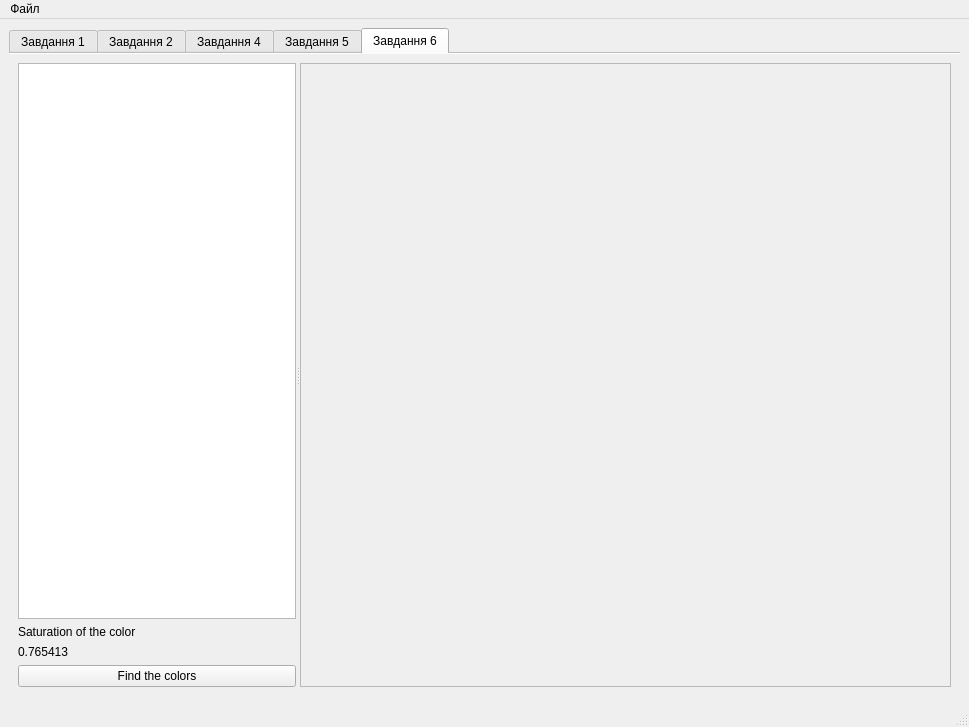
Before: the Qt Designer form main/main.ui in felkost/ImageTrick, drawn with Qt 5.
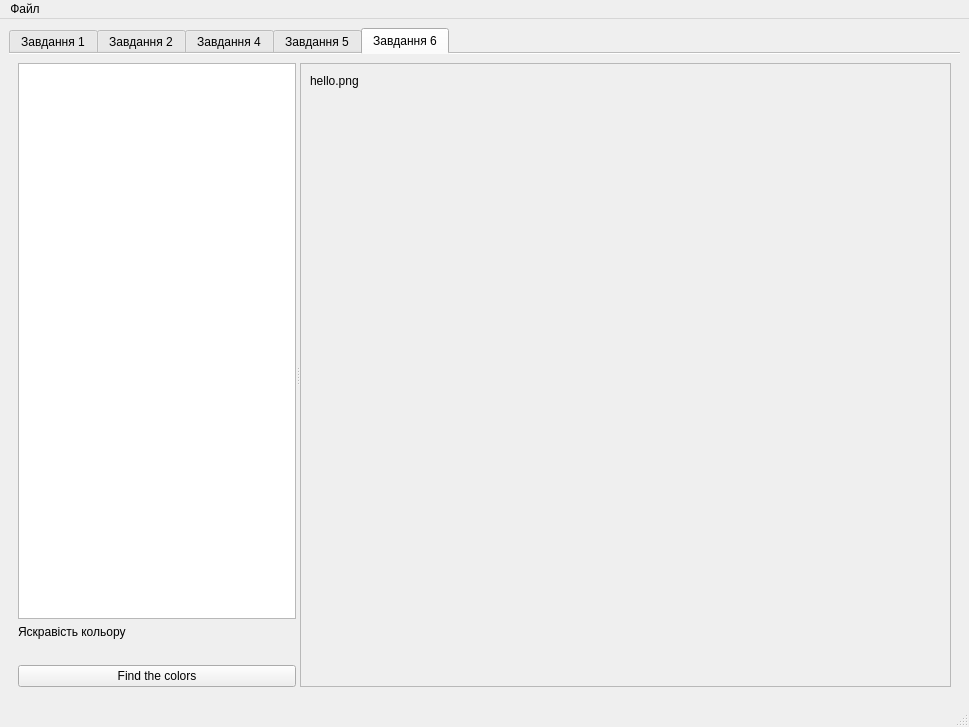
After: the same form once the commit is applied. The open tabs and pages were chosen to show the change.

What changed in the file:
```diff
--- a/main/main.ui
+++ b/main/main.ui
@@ -733,14 +733,14 @@
             <item>
              <widget class="QLabel" name="saturationLabel">
               <property name="text">
-               <string>Saturation of the color</string>
+               <string>Яскравість кольору</string>
               </property>
              </widget>
             </item>
             <item>
              <widget class="QLabel" name="saturationMeasure">
               <property name="text">
-               <string>0.765413</string>
+               <string/>
               </property>
              </widget>
             </item>
@@ -782,6 +782,19 @@
                 </sizepolicy>
                </property>
                <layout class="QVBoxLayout" name="verticalLayout_7">
+                <item>
+                 <widget class="QLabel" name="image_filename">
+                  <property name="maximumSize">
+                   <size>
+                    <width>16777215</width>
+                    <height>15</height>
+                   </size>
+                  </property>
+                  <property name="text">
+                   <string>hello.png</string>
+                  </property>
+                 </widget>
+                </item>
                 <item>
                  <widget class="QLabel" name="task6Image">
                   <property name="sizePolicy">
```
Left out of the diff: 13 changed lines with no effect on the pictures.
